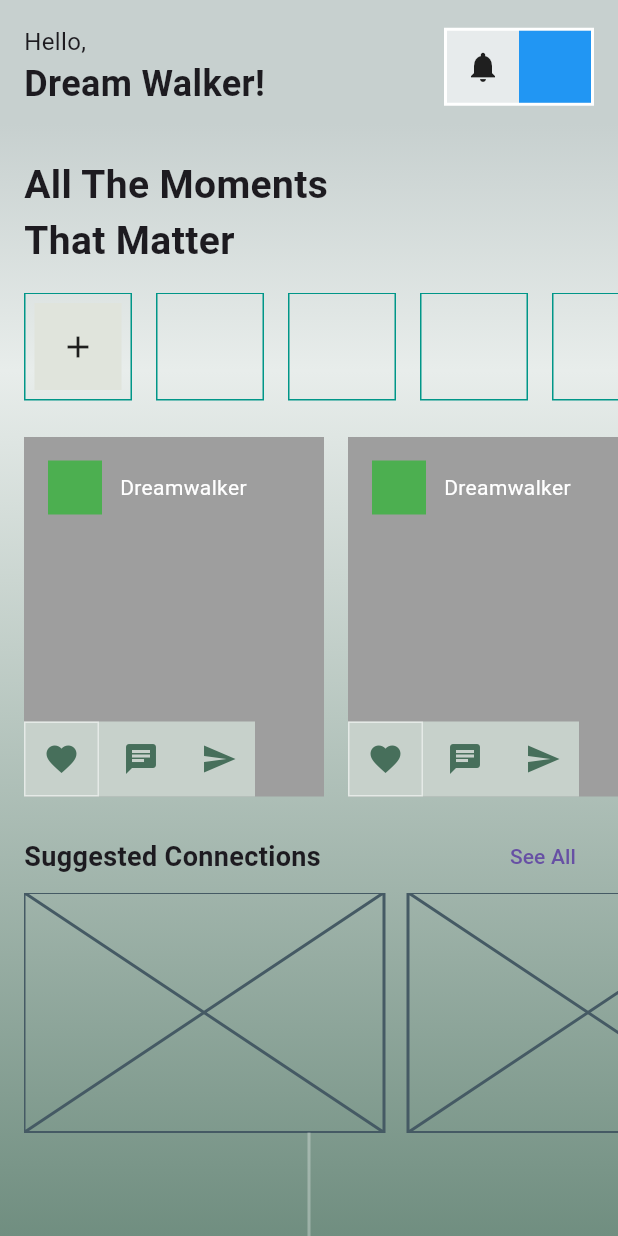
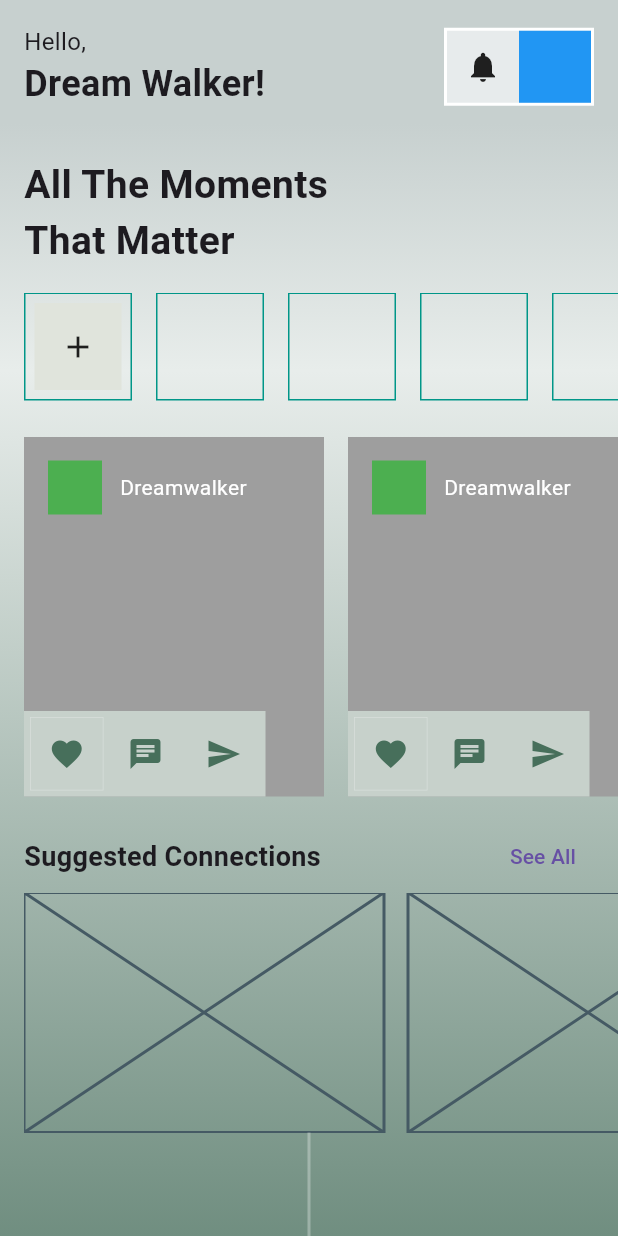
Before and after one commit to JAICHANGPARK/flutter_notebook_chapter_51, a Flutter app: the SocialDiscoveryHomePage screen opened directly, on a phone screen of 412 x 824 dp. Run offline on Flutter 3.47's test engine with Material 3 defaults, Android fonts, the phone set to English and light mode, and no system bars; our stand-ins replace gap, hugeicons.

Commit message:
Update social_discovery_home_page.dart

```diff
--- a/lib/ep2574_social_discovery_app/ui/social_discovery_home_page.dart
+++ b/lib/ep2574_social_discovery_app/ui/social_discovery_home_page.dart
@@ -177,13 +177,15 @@ class _SocialDiscoveryHomePageState extends State<SocialDiscoveryHomePage> {
                                   decoration: BoxDecoration(
                                     color: Color.fromRGBO(199, 209, 203, 1),
                                   ),
+                                  padding: EdgeInsets.all(4),
                                   child: Row(
                                     spacing: 4,
                                     children: [
                                       Container(
                                         padding: EdgeInsets.all(12),
                                         decoration: BoxDecoration(
-                                          border: .all(color: Colors.white54, )
+                                          border: .all(color: Colors.white30,
+                                          width: .5)
                                         ),
                                         child: Icon(
                                           Icons.favorite,
```
